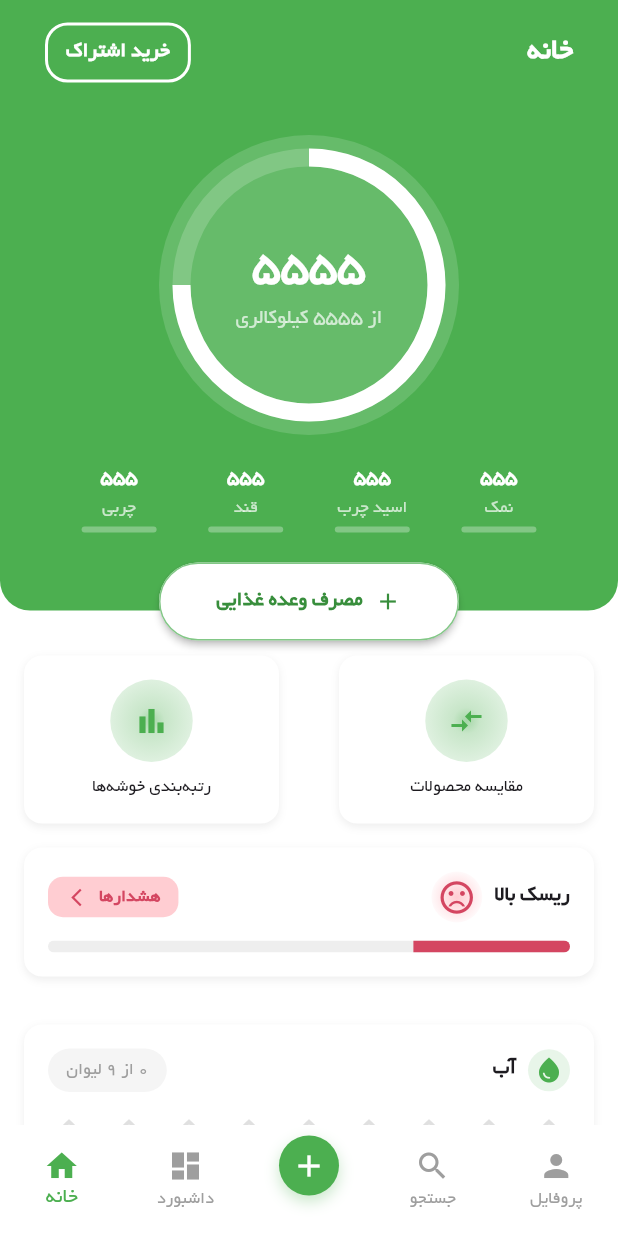
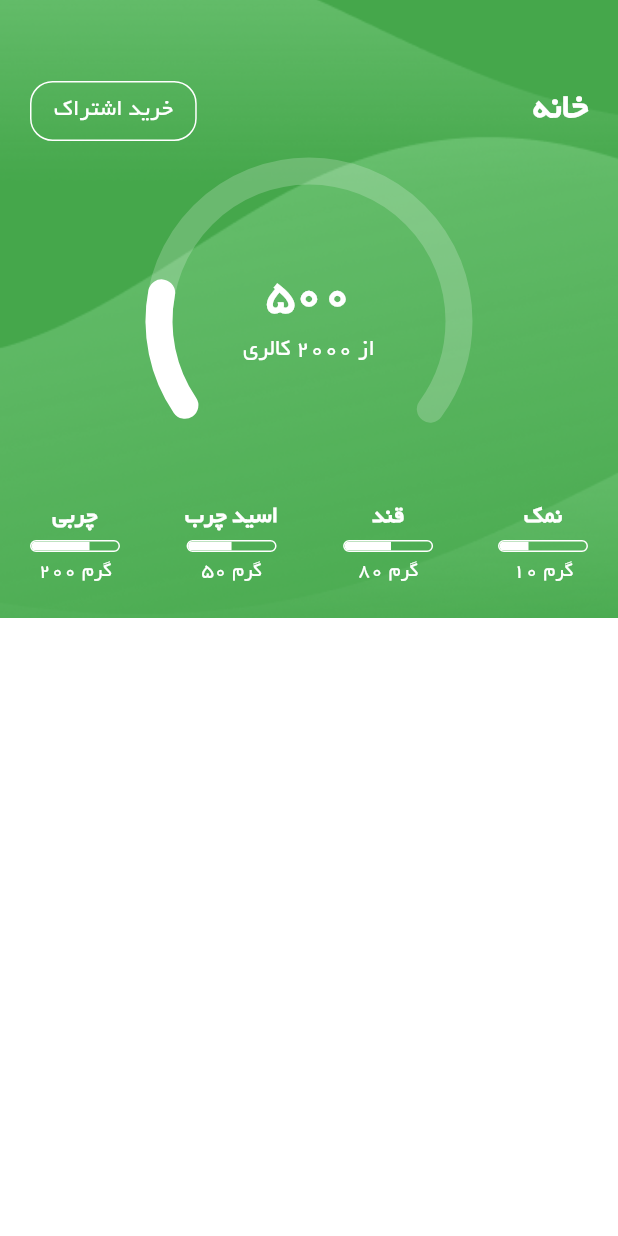
Before and after one commit to alikalatearabi/salemina-main-data-flutter, a Flutter app: the HomePage screen opened directly, on a phone screen of 412 x 824 dp. Run offline on Flutter 3.47's test engine with Material 3 defaults, Android fonts, the phone set to English and light mode, and no system bars; our stand-ins replace shamsi_date; missing offline and left inert: barcode_scan2.

Commit message:
fix the half circle in home page

```diff
--- a/lib/main.dart
+++ b/lib/main.dart
@@ -21,7 +21,7 @@ class MyApp extends StatelessWidget {
         primarySwatch: Colors.blue,
         fontFamily: 'yekan',
       ),
-      home: const PhoneNumberPage(),
+      home: const HomePage(),
     );
   }
 }
--- a/lib/screens/activity_diet_page/water_intake_page.dart
+++ b/lib/screens/activity_diet_page/water_intake_page.dart
@@ -1,4 +1,5 @@
 import 'package:flutter/material.dart';
+import 'package:main_app/screens/home_page/home_page.dart';
 
 class WaterIntakePage extends StatefulWidget {
   const WaterIntakePage({super.key});
@@ -27,7 +28,7 @@ class WaterIntakePageState extends State<WaterIntakePage> {
             ),
             Padding(
               padding: const EdgeInsets.only(
-               top: 120,
+                top: 120,
                 left: 25,
                 right: 25,
                 bottom: 16,
@@ -146,7 +147,11 @@ class WaterIntakePageState extends State<WaterIntakePage> {
       width: double.infinity,
       child: ElevatedButton.icon(
         onPressed: () {
-          print("Selected Glasses: $selectedGlass");
+          Navigator.of(context).push(
+            MaterialPageRoute(
+              builder: (context) => const HomePage(),
+            ),
+          );
         },
         style: ElevatedButton.styleFrom(
           backgroundColor: const Color(0xFF018A08),
--- a/lib/screens/home_page/home_page.dart
+++ b/lib/screens/home_page/home_page.dart
@@ -1,95 +1,114 @@
+import 'dart:math';
+
 import 'package:flutter/material.dart';
-import 'package:main_app/screens/home_page/circular_progress.dart';
-import 'package:main_app/screens/home_page/header_section.dart';
-import 'package:main_app/screens/home_page/nutrition_stats.dart';
-import 'package:main_app/screens/home_page/water_tracker.dart';
-
-void main() {
-  runApp(const MyApp());
-}
-
-class MyApp extends StatelessWidget {
-  const MyApp({super.key});
-
-  @override
-  Widget build(BuildContext context) {
-    return MaterialApp(
-      theme: ThemeData(
-        primaryColor: Colors.green,
-        scaffoldBackgroundColor: Colors.white,
-      ),
-      home: const HomePage(),
-    );
-  }
-}
 
 class HomePage extends StatelessWidget {
   const HomePage({super.key});
 
   @override
   Widget build(BuildContext context) {
+    final screenHeight = MediaQuery.of(context).size.height;
+
     return Scaffold(
-      backgroundColor: Colors.white,
-      resizeToAvoidBottomInset: false,
-      body: SingleChildScrollView(
-        child: Column(
-          crossAxisAlignment: CrossAxisAlignment.stretch,
+      body: Column(
         children: [
-            // Header Section
           Container(
-              padding: const EdgeInsets.only(top: 0),
+            height: screenHeight * 0.50,
             decoration: const BoxDecoration(
-                color: Colors.green,
-                borderRadius: BorderRadius.only(
-                  bottomLeft: Radius.circular(20),
-                  bottomRight: Radius.circular(20),
+              image: DecorationImage(
+                image: AssetImage('assets/home_back.png'),
+                fit: BoxFit.cover,
               ),
             ),
-              child: SafeArea(
             child: Column(
               children: [
-                    // Header Content
-                    const HeaderSection(),
-                    // Circular Progress Indicator
-                    const CircularProgress(),
-                    // Nutrition Stats
-                    const NutritionStats(),
-                    // Add Meal Button
-                    Transform.translate(
-                      offset: const Offset(0, 20),
-                      child: Directionality(
+                Directionality(
                   textDirection: TextDirection.rtl,
-                        child: SizedBox(
+                  child: Padding(
+                    padding:
+                        const EdgeInsets.only(top: 50, right: 20, left: 20),
+                    child: Row(
+                      mainAxisAlignment: MainAxisAlignment.spaceBetween,
+                      children: [
+                        const Text(
+                          'خانه',
+                          style: TextStyle(
+                            color: Colors.white,
+                            fontSize: 24,
+                            fontWeight: FontWeight.bold,
+                          ),
+                        ),
+                        OutlinedButton(
+                          onPressed: () {},
+                          style: OutlinedButton.styleFrom(
+                            padding: const EdgeInsets.symmetric(
+                              horizontal: 16,
+                            ),
+                            side: const BorderSide(color: Colors.white),
+                            shape: RoundedRectangleBorder(
+                              borderRadius: BorderRadius.circular(15),
+                            ),
+                          ),
+                          child: const Text(
+                            'خرید اشتراک',
+                            style: TextStyle(
+                              color: Colors.white,
+                              fontSize: 16,
+                            ),
+                          ),
+                        ),
+                      ],
+                    ),
+                  ),
+                ),
+                Expanded(
+                  child: Center(
+                    child: Container(
+                      padding: const EdgeInsets.only(bottom: 10),
+                      margin: const EdgeInsets.only(bottom: 110),
+                      child: Stack(
+                        alignment: Alignment.center,
+                        children: [
+                          SizedBox(
                             width: 200,
-                          child: ElevatedButton(
-                            onPressed: () {
-                              _openCenterModal(context);
-                            },
-                            style: ElevatedButton.styleFrom(
-                              padding: const EdgeInsets.symmetric(
-                                horizontal: 8,
-                                vertical: 16,
+                            height: 200,
+                            child: CustomPaint(
+                              painter: HalfCirclePainter(),
                             ),
-                              backgroundColor: Colors.white,
-                              shape: RoundedRectangleBorder(
-                                borderRadius: BorderRadius.circular(30),
                           ),
-                              side: const BorderSide(
-                                color: Color(0xFF82C786),
-                                width: 1,
+                          SizedBox(
+                            width: 200,
+                            height: 200,
+                            child: CustomPaint(
+                              painter: HalfCircleFilledPainter(
+                                consumedCalories: 500,
+                                totalCalories: 2000,
                               ),
-                              elevation: 2,
                             ),
-                            child: Row(
-                              mainAxisAlignment: MainAxisAlignment.center,
+                          ),
+                          Center(
+                            child: Transform.translate(
+                              offset: const Offset(0, 55),
+                              child: const Column(
+                                mainAxisSize: MainAxisSize.min,
                                 children: [
-                                Icon(Icons.add, color: Colors.green[700]),
-                                const SizedBox(width: 8),
                                   Text(
-                                  'مصرف وعده غذایی',
+                                    '۵۰۰',
                                     style: TextStyle(
-                                    color: Colors.green[700],
-                                    fontWeight: FontWeight.w800,
+                                      color: Colors.white,
+                                      fontSize: 32,
+                                      fontWeight: FontWeight.bold,
+                                    ),
+                                  ),
+                                  Text(
+                                    'از ۲۰۰۰ کالری',
+                                    style: TextStyle(
+                                      color: Colors.white,
+                                      fontSize: 16,
+                                    ),
+                                  ),
+                                ],
+                              ),
                             ),
                           ),
                         ],
@@ -97,290 +116,131 @@ class HomePage extends StatelessWidget {
                     ),
                   ),
                 ),
+
+                // Health factors section
+                Padding(
+                  padding: const EdgeInsets.only(
+                      top: 0, left: 20, right: 20, bottom: 20),
+                  child: Row(
+                    mainAxisAlignment: MainAxisAlignment.spaceBetween,
+                    children: [
+                      _buildHealthFactor('چربی', 200, 300),
+                      _buildHealthFactor('اسید چرب', 50, 100),
+                      _buildHealthFactor('قند', 80, 150),
+                      _buildHealthFactor('نمک', 10, 30),
+                    ],
+                  ),
                 ),
               ],
             ),
           ),
+          Expanded(
+            child: Container(
+              color: Colors.white,
             ),
-            const SizedBox(height: 30), // Space for overlapping button
-            // Main Content
-            Padding(
-              padding: const EdgeInsets.symmetric(horizontal: 16),
-              child: Row(
-                mainAxisAlignment: MainAxisAlignment.spaceBetween,
-                children: [
-                  _buildActionButton('رتبه‌بندی خوشه‌ها', Icons.bar_chart),
-                  _buildActionButton('مقایسه محصولات', Icons.compare_arrows),
-                ],
-              ),
-            ),
-            // Health Tracker
-            _buildHealthTracker(0.3),
-            // Water Tracker
-            const WaterTracker(),
-            const SizedBox(height: 16),
-          ],
-        ),
-      ),
-      // Bottom Navigation
-      bottomNavigationBar: BottomNavigationBar(
-        selectedItemColor: Colors.green,
-        unselectedItemColor: Colors.grey,
-        backgroundColor: Colors.transparent,
-        elevation: 0,
-        type: BottomNavigationBarType.fixed,
-        items: [
-          const BottomNavigationBarItem(
-            icon: Icon(Icons.home),
-            label: 'خانه',
-          ),
-          const BottomNavigationBarItem(
-            icon: Icon(Icons.dashboard),
-            label: 'داشبورد',
-          ),
-          BottomNavigationBarItem(
-            icon: Container(
-              padding: const EdgeInsets.all(8),
-              decoration: BoxDecoration(
-                color: Colors.green,
-                shape: BoxShape.circle,
-                boxShadow: [
-                  BoxShadow(
-                    color: Colors.green.withOpacity(0.3),
-                    blurRadius: 8,
-                    offset: const Offset(0, 4),
-                  ),
-                ],
-              ),
-              child: const Icon(Icons.add, color: Colors.white),
-            ),
-            label: '',
-          ),
-          const BottomNavigationBarItem(
-            icon: Icon(Icons.search),
-            label: 'جستجو',
-          ),
-          const BottomNavigationBarItem(
-            icon: Icon(Icons.person),
-            label: 'پروفایل',
           ),
         ],
       ),
     );
   }
 
-  Widget _buildActionButton(String label, IconData icon) {
-    return Container(
-      width: 170,
-      padding: const EdgeInsets.all(16),
+  // Helper method to build a health factor widget
+  Widget _buildHealthFactor(String name, int consumed, int total) {
+    return Column(
+      children: [
+        Text(
+          name,
+          style: const TextStyle(
+            fontSize: 16,
+            fontWeight: FontWeight.bold,
+            color: Colors.white,
+          ),
+        ),
+        const SizedBox(height: 3),
+        Container(
+          width: 60,
+          height: 8,
           decoration: BoxDecoration(
+            color: Colors.transparent,
+            border: Border.all(color: Colors.white, width: 1),
+            borderRadius: BorderRadius.circular(4),
+          ),
+          child: ClipRRect(
+            borderRadius: BorderRadius.circular(4),
+            child: LinearProgressIndicator(
+              value: consumed / total,
+              backgroundColor: Colors.transparent,
+              valueColor: const AlwaysStoppedAnimation<Color>(Colors.white),
+            ),
+          ),
+        ),
+        const SizedBox(height: 4),
+        Text(
+          '$consumed گرم',
+          style: const TextStyle(
+            fontSize: 14,
             color: Colors.white,
-        borderRadius: BorderRadius.circular(12),
-        boxShadow: [
-          BoxShadow(
-            color: Colors.grey.shade200,
-            blurRadius: 4,
-            offset: const Offset(0, 2),
+          ),
         ),
       ],
-      ),
-      child: Column(
-        children: [
-          Container(
-            width: 55,
-            height: 55,
-            decoration: BoxDecoration(
-              shape: BoxShape.circle,
-              gradient: RadialGradient(
-                colors: [
-                  Colors.green.shade200,
-                  Colors.green.shade100,
-                  Colors.green.shade50,
-                  Colors.white,
-                ],
-                stops: const [0.0, 0.2, 0.8, 1.0],
-                center: Alignment.center,
-                radius: 0.8,
-              ),
-            ),
-            child: Icon(
-              icon,
-              color: Colors.green,
-              size: 24,
-            ),
-          ),
-          const SizedBox(height: 8),
-          Text(
-            label,
-            style: const TextStyle(
-              fontSize: 12,
-              fontWeight: FontWeight.w500,
-            ),
-            textAlign: TextAlign.center,
-          ),
-        ],
-      ),
     );
   }
 }
 
-Widget _buildHealthTracker(double healthValue) {
-  bool isHealthy = healthValue >= 0.5;
+// Custom painter for the half circle background
+class HalfCirclePainter extends CustomPainter {
+  @override
+  void paint(Canvas canvas, Size size) {
+    final paint = Paint()
+      ..color = Colors.white.withOpacity(0.2)
+      ..style = PaintingStyle.stroke
+      ..strokeWidth = 18
+      ..strokeCap = StrokeCap.round;
 
-  return Directionality(
-    textDirection: TextDirection.rtl,
-    child: Padding(
-      padding: const EdgeInsets.all(16),
-      child: Container(
-        padding: const EdgeInsets.all(16),
-        decoration: BoxDecoration(
-          color: Colors.white,
-          borderRadius: BorderRadius.circular(12),
-          boxShadow: [
-            BoxShadow(
-              color: Colors.grey.shade200,
-              blurRadius: 4,
-              offset: const Offset(0, 2),
-            ),
-          ],
-        ),
-        child: Column(
-          crossAxisAlignment: CrossAxisAlignment.start,
-          children: [
-            Row(
-              mainAxisAlignment: MainAxisAlignment.spaceBetween,
-              children: [
-                Row(
-                  children: [
-                    Text(
-                      isHealthy ? 'سلامت کامل' : 'ریسک بالا',
-                      style: const TextStyle(fontWeight: FontWeight.bold),
-                    ),
-                    const SizedBox(width: 8),
-                    Container(
-                      padding: const EdgeInsets.all(4),
-                      decoration: BoxDecoration(
-                        shape: BoxShape.circle,
-                        gradient: RadialGradient(
-                          colors: [
-                            isHealthy
-                                ? Colors.green.shade50
-                                : Colors.red.shade100,
-                            Colors.white,
-                          ],
-                          stops: const [0.0, 0.7],
-                          center: Alignment.center,
-                          radius: 0.8,
-                        ),
-                      ),
-                      child: Icon(
-                        isHealthy
-                            ? Icons.sentiment_very_satisfied
-                            : Icons.sentiment_very_dissatisfied,
-                        color:
-                            isHealthy ? Colors.green : const Color(0xFFD44661),
-                        size: 26,
-                      ),
-                    ),
-                  ],
-                ),
-                if (!isHealthy)
-                  GestureDetector(
-                    onTap: () {
-                      // Handle click event for "هشدارها"
-                    },
-                    child: Container(
-                      padding: const EdgeInsets.symmetric(
-                        horizontal: 12,
-                        vertical: 5,
-                      ),
-                      decoration: BoxDecoration(
-                        color: Colors.red.shade100,
-                        borderRadius: BorderRadius.circular(10),
-                      ),
-                      child: const Row(
-                        children: [
-                          Text(
-                            'هشدارها',
-                            style: TextStyle(
-                              color: Color(0xFFD44661),
-                              fontWeight: FontWeight.bold,
-                              fontSize: 12,
-                            ),
-                          ),
-                          SizedBox(width: 8),
-                          Icon(
-                            Icons.arrow_forward_ios,
-                            color: Color(0xFFD44661),
-                            size: 14,
-                          ),
-                        ],
-                      ),
-                    ),
-                  ),
-              ],
-            ),
-            const SizedBox(height: 12),
-            ClipRRect(
-              borderRadius: BorderRadius.circular(4),
-              child: LinearProgressIndicator(
-                value: healthValue,
-                backgroundColor: Colors.grey[200],
-                color: isHealthy ? Colors.green : const Color(0xFFD44661),
-                minHeight: 8,
-              ),
-            ),
-          ],
-        ),
-      ),
-    ),
+    final rect = Rect.fromCircle(
+      center: Offset(size.width / 2, size.height),
+      radius: size.width / 2,
     );
+
+    canvas.drawArc(rect, -pi, pi * 1.2, false, paint);
   }
 
-void _openCenterModal(BuildContext context) {
-  showDialog(
-    context: context,
-    builder: (BuildContext context) {
-      return Dialog(
-        shape: RoundedRectangleBorder(
-          borderRadius: BorderRadius.circular(20),
-        ),
-        child: Padding(
-          padding: const EdgeInsets.all(16),
-          child: Column(
-            mainAxisSize: MainAxisSize.min,
-            children: [
-              const Text(
-                'مصرف وعده غذایی',
-                style: TextStyle(
-                  fontSize: 18,
-                  fontWeight: FontWeight.bold,
-                ),
-              ),
-              const SizedBox(height: 16),
-              TextFormField(
-                decoration: const InputDecoration(
-                  labelText: 'نام وعده غذایی',
-                  border: OutlineInputBorder(),
-                ),
-              ),
-              const SizedBox(height: 16),
-              ElevatedButton(
-                onPressed: () {
-                  Navigator.pop(context); // Close the modal
-                },
-                style: ElevatedButton.styleFrom(
-                  backgroundColor: Colors.green,
-                  shape: RoundedRectangleBorder(
-                    borderRadius: BorderRadius.circular(20),
-                  ),
-                ),
-                child: const Text('ثبت'),
-              ),
-            ],
-          ),
-        ),
+  @override
+  bool shouldRepaint(covariant CustomPainter oldDelegate) => false;
+}
+
+// Custom painter for the filled half circle
+class HalfCircleFilledPainter extends CustomPainter {
+  final int consumedCalories;
+  final int totalCalories;
+
+  HalfCircleFilledPainter(
+      {required this.consumedCalories, required this.totalCalories});
+
+  @override
+  void paint(Canvas canvas, Size size) {
+    final paint = Paint()
+      ..color = Colors.white
+      ..style = PaintingStyle.stroke
+      ..strokeWidth = 18
+      ..strokeCap = StrokeCap.round;
+
+    final rect = Rect.fromCircle(
+      center: Offset(size.width / 2, size.height),
+      radius: size.width / 2,
     );
-    },
-  );
+
+    final sweepAngle = (pi * consumedCalories) / totalCalories;
+
+    canvas.drawArc(rect, -pi * 1.19, sweepAngle, false, paint);
   }
+
+  @override
+  bool shouldRepaint(covariant CustomPainter oldDelegate) => false;
+}
+
+void main() {
+  runApp(const MaterialApp(
+    home: HomePage(),
+  ));
+}
--- a/pubspec.yaml
+++ b/pubspec.yaml
@@ -73,6 +73,7 @@ flutter:
     - assets/gender_man.png
     - assets/gender_man_active.png
     - assets/gender_woman_active.png
+    - assets/home_back.png
     - assets/icons/
 
 
```
Also changed, not shown: assets/home_back.png (added). Lines whose indentation alone changed are shown as unchanged.
